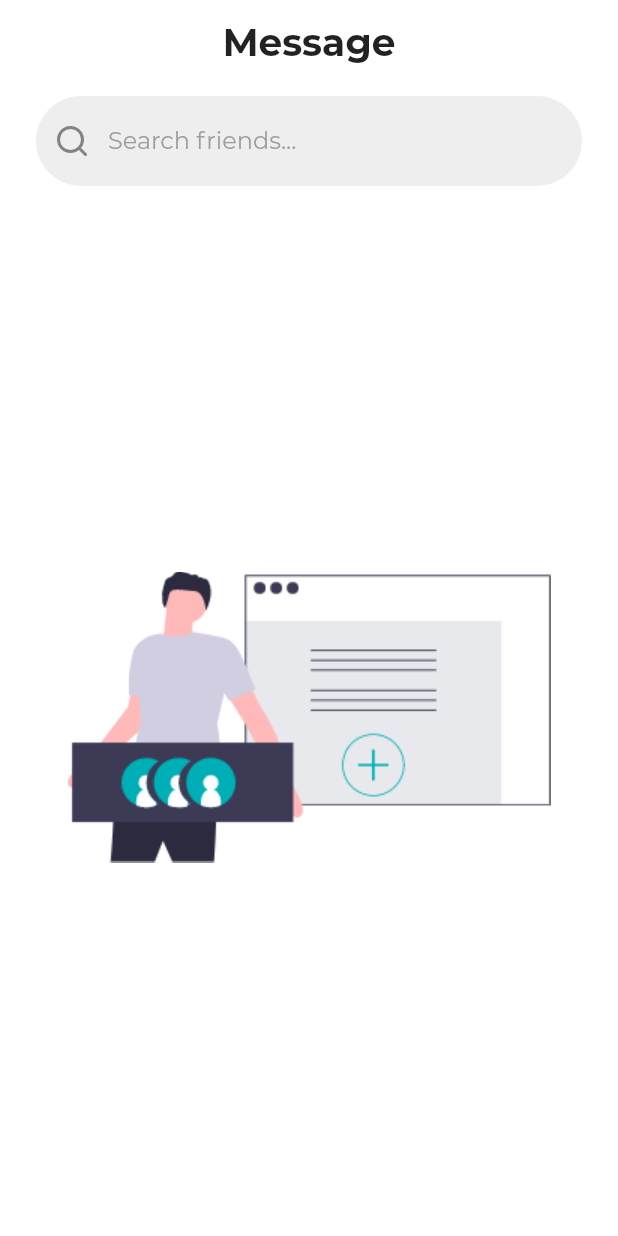
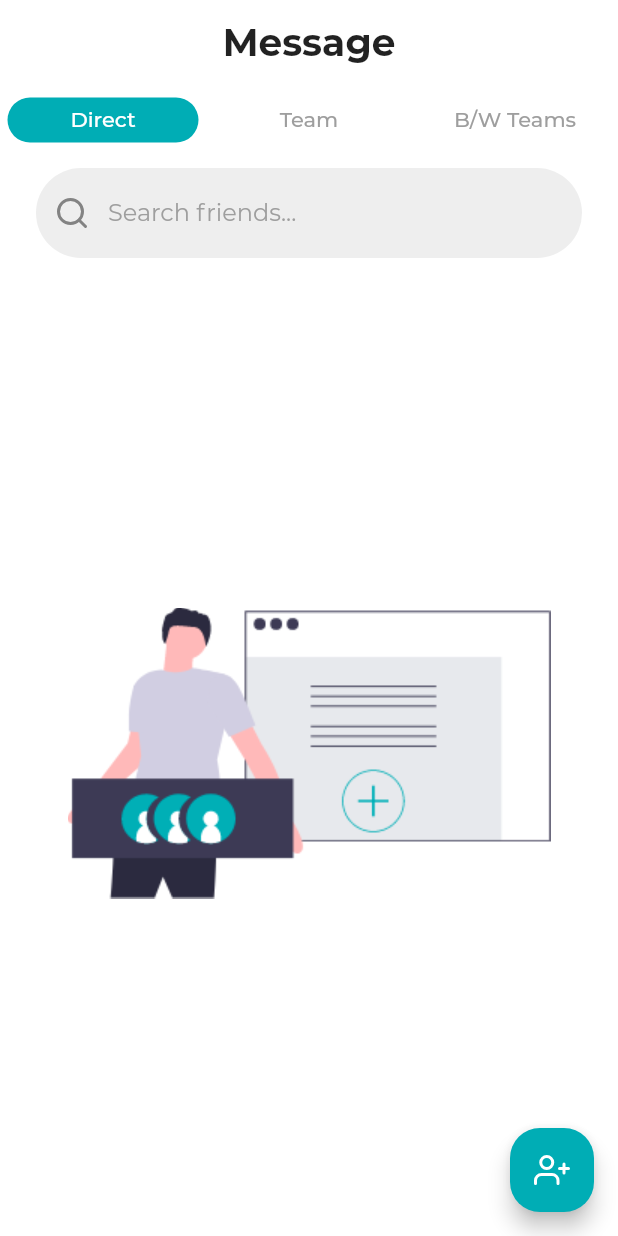
Before and after one commit to Runbhumi/Runbhumi, a Flutter app: the Network screen opened by its route, on a phone screen of 412 x 824 dp. Run offline on Flutter 3.47's test engine with Material 2 defaults, Android fonts, the phone set to English and light mode, and no system bars; our stand-ins replace bubble_tab_indicator, cloud_firestore, datetime_picker_formfield, firebase_auth, firebase_core, firebase_storage and 5 more; missing offline and left inert: connectivity_widget; accounts and stored records are empty; project files that could hold a hidden picture were left out.

Commit message:
🏐added tabs in chats

```diff
--- a/lib/view/Chats/messagePage.dart
+++ b/lib/view/Chats/messagePage.dart
@@ -1,7 +1,7 @@
 import 'package:Runbhumi/services/chatroomServices.dart';
 import 'package:Runbhumi/utils/Constants.dart';
 import 'package:Runbhumi/view/Chats/conversation.dart';
-// import 'package:bubble_tab_indicator/bubble_tab_indicator.dart';
+import 'package:bubble_tab_indicator/bubble_tab_indicator.dart';
 import 'package:cloud_firestore/cloud_firestore.dart';
 import 'package:flutter/material.dart';
 import 'package:flutter_icons/flutter_icons.dart';
@@ -18,56 +18,59 @@ class Network extends StatefulWidget {
 class _NetworkState extends State<Network> {
   @override
   Widget build(BuildContext context) {
-    return Scaffold(
+    return DefaultTabController(
+      length: 3,
+      child: Scaffold(
         appBar: AppBar(
           title: buildTitle(context, "Message"),
           automaticallyImplyLeading: false,
-        // bottom: TabBar(
-        //   labelColor: Colors.white,
-        //   unselectedLabelColor: Colors.grey,
-        //   tabs: [
-        //     Tab(child: Text("Direct")),
-        //     Tab(child: Text("Team")),
-        //     Tab(child: Text("B/W Teams")),
-        //   ],
-        //   indicator: new BubbleTabIndicator(
-        //     indicatorHeight: 30.0,
-        //     indicatorColor: Theme.of(context).primaryColor,
-        //     tabBarIndicatorSize: TabBarIndicatorSize.tab,
-        //   ),
-        // ),
+          bottom: TabBar(
+            labelColor: Colors.white,
+            unselectedLabelColor: Colors.grey,
+            tabs: [
+              Tab(child: Text("Direct")),
+              Tab(child: Text("Team")),
+              Tab(child: Text("B/W Teams")),
+            ],
+            indicator: new BubbleTabIndicator(
+              indicatorHeight: 30.0,
+              indicatorColor: Theme.of(context).primaryColor,
+              tabBarIndicatorSize: TabBarIndicatorSize.tab,
+            ),
+          ),
         ),
         body: Scaffold(
           body: Column(
             crossAxisAlignment: CrossAxisAlignment.start,
             children: <Widget>[
-            Expanded(child: DirectChats()),
-            // Expanded(
-            //   child: TabBarView(
-            //     children: [
-            //       //direct chats
-            //       DirectChats(),
-            //       //teams chat
-            //       PlaceholderWidget(),
-            //       // b/w teams chat
-            //       PlaceholderWidget(),
-            //     ],
-            //   ),
-            // ),
+              // Expanded(child: DirectChats()),
+              Expanded(
+                child: TabBarView(
+                  children: [
+                    //direct chats
+                    DirectChats(),
+                    //teams chat
+                    PlaceholderWidget(),
+                    // b/w teams chat
+                    PlaceholderWidget(),
                   ],
                 ),
               ),
-      // floatingActionButton: FloatingActionButton(
-      //   onPressed: () {
-      //     Navigator.pushNamed(context, "/addpost");
-      //   },
-      //   child: Icon(Icons.add),
-      //   foregroundColor: Colors.white,
-      //   shape: RoundedRectangleBorder(
-      //     borderRadius: BorderRadius.all(Radius.circular(20)),
-      //   ),
-      //   backgroundColor: Theme.of(context).primaryColor,
-      // ),
+            ],
+          ),
+        ),
+        floatingActionButton: FloatingActionButton(
+          onPressed: () {
+            Navigator.pushNamed(context, "/addpost");
+          },
+          child: Icon(Feather.user_plus),
+          foregroundColor: Colors.white,
+          shape: RoundedRectangleBorder(
+            borderRadius: BorderRadius.all(Radius.circular(20)),
+          ),
+          backgroundColor: Theme.of(context).primaryColor,
+        ),
+      ),
     );
   }
 }
--- a/lib/view/addPost.dart
+++ b/lib/view/addPost.dart
@@ -68,9 +68,9 @@ class _AddPostState extends State<AddPost> {
         ),
         DropdownMenuItem(
           child: Text(
-            "Looking for players in our team",
+            "Looking for players to join our team",
           ),
-          value: "Looking for players in our team",
+          value: "Looking for players to join our team",
         ),
       ],
       onChanged: (value) {
```
Lines whose indentation alone changed are shown as unchanged.
